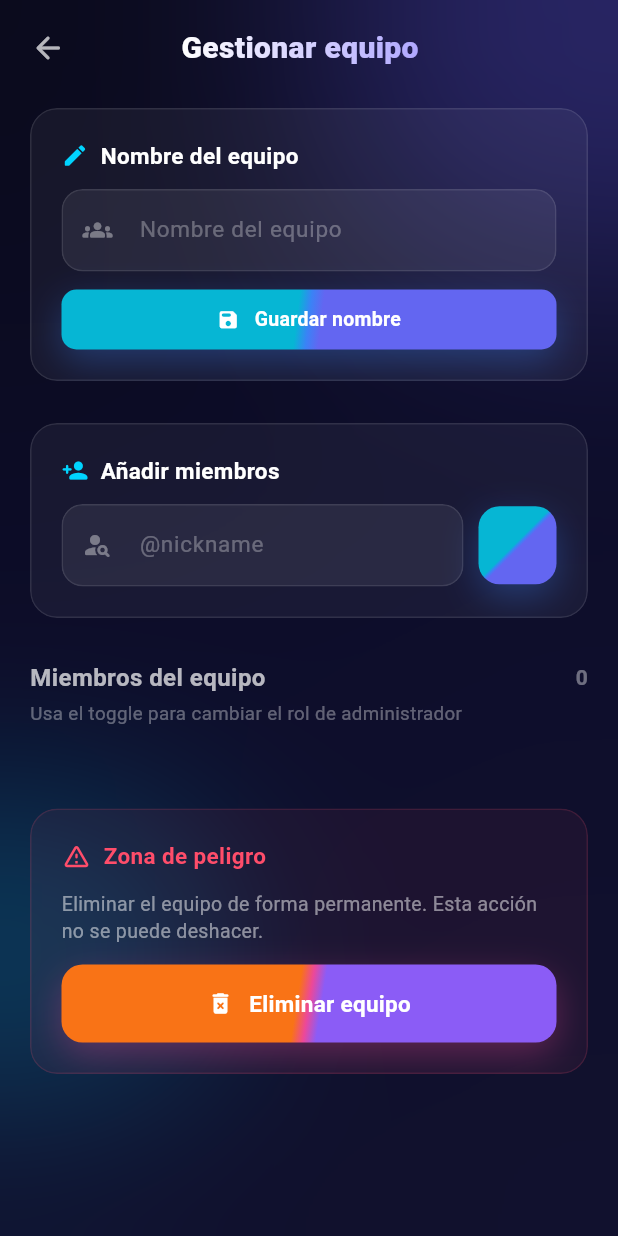
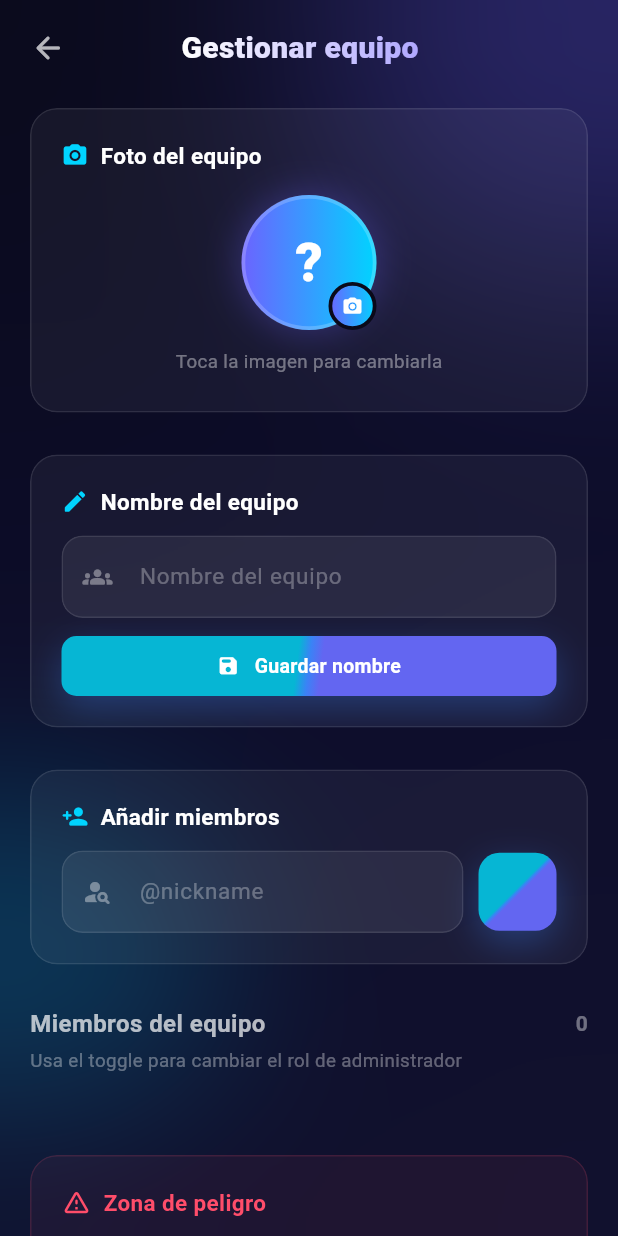
Before and after one commit to conor0mcgregor/gromy, a Flutter app: the TeamManageScreen screen opened directly with empty values, on a phone screen of 412 x 824 dp. Run offline on Flutter 3.47's test engine with Material 3 defaults, Android fonts, the phone set to English and light mode, and no system bars; our stand-ins replace cloud_firestore, firebase_auth, firebase_core, firebase_storage, flutter_map, geolocator and 5 more; accounts and stored records are empty.

Commit message:
correccion de errores de gestion de equipos

```diff
--- /dev/null
+++ b/lib/features/team/data/services/team_storage_service.dart
@@ -0,0 +1,83 @@
+import 'dart:io';
+
+import 'package:firebase_storage/firebase_storage.dart';
+import 'package:image_picker/image_picker.dart';
+
+// ─────────────────────────────────────────────────────────────────────────────
+//  TeamStorageService  ·  Servicio de almacenamiento de imágenes de equipo
+//
+//  Gestiona la subida y eliminación de imágenes de perfil de equipo
+//  en Firebase Storage.
+//
+//  Ruta de almacenamiento: team_photos/<teamId>.jpg
+//
+//  Sigue el mismo patrón que FirebaseTournamentStorageService.
+//  SRP: solo gestiona el ciclo de vida de las imágenes de equipo en Storage.
+// ─────────────────────────────────────────────────────────────────────────────
+
+class TeamStorageService {
+  TeamStorageService({FirebaseStorage? storage})
+      : _storage = storage ?? FirebaseStorage.instance;
+
+  final FirebaseStorage _storage;
+
+  static const String _photoFolder = 'team_photos';
+
+  /// Referencia al archivo de foto del equipo.
+  Reference _photoRef(String teamId) =>
+      _storage.ref('$_photoFolder/$teamId.jpg');
+
+  /// Sube la imagen de perfil del equipo y devuelve la URL de descarga.
+  ///
+  /// Si [imageFile] es un XFile (de image_picker), se sube a Firebase Storage.
+  /// Devuelve la URL pública de descarga.
+  Future<String> uploadTeamPhoto({
+    required String teamId,
+    required XFile imageFile,
+  }) async {
+    try {
+      final ref = _photoRef(teamId);
+      final metadata = SettableMetadata(contentType: 'image/jpeg');
+
+      // Usamos putFile en plataformas nativas; putData como fallback web.
+      late final TaskSnapshot snapshot;
+      if (identical(0, 0.0)) {
+        // Web: lee bytes
+        final bytes = await imageFile.readAsBytes();
+        snapshot = await ref.putData(bytes, metadata);
+      } else {
+        snapshot = await ref.putFile(File(imageFile.path), metadata);
+      }
+
+      return await snapshot.ref.getDownloadURL();
+    } on FirebaseException catch (e) {
+      throw TeamStorageException(
+        'Firebase Storage error [${e.code}]: ${e.message}',
+      );
+    } catch (e) {
+      throw TeamStorageException(
+        'Error inesperado al subir la foto del equipo: $e',
+      );
+    }
+  }
+
+  /// Elimina la foto de perfil del equipo si existe.
+  Future<void> deleteTeamPhoto(String teamId) async {
+    try {
+      await _photoRef(teamId).delete();
+    } on FirebaseException catch (e) {
+      // Si el objeto no existe (object-not-found) lo ignoramos.
+      if (e.code == 'object-not-found') return;
+      rethrow;
+    }
+  }
+}
+
+/// Excepción semántica para errores de subida de foto de equipo.
+class TeamStorageException implements Exception {
+  const TeamStorageException(this.message);
+  final String message;
+
+  @override
+  String toString() => 'TeamStorageException: $message';
+}
--- a/lib/features/team/presentation/controllers/team_form_controller.dart
+++ b/lib/features/team/presentation/controllers/team_form_controller.dart
@@ -1,6 +1,7 @@
 import 'dart:typed_data';
 
 import 'package:flutter/material.dart';
+import 'package:image_picker/image_picker.dart';
 
 import '../../../../features/user/data/models/user_public_profile.dart';
 
@@ -56,6 +57,7 @@ class TeamFormController extends ChangeNotifier {
   // ── Step 0: Identidad ──
   final nameController = TextEditingController();
   String? nameError;
+  XFile? coverImage;
   Uint8List? coverBytes;
 
   // ── Step 1: Miembros ──
--- a/lib/features/team/presentation/screens/team_manage_screen.dart
+++ b/lib/features/team/presentation/screens/team_manage_screen.dart
@@ -1,6 +1,7 @@
 import 'dart:ui';
 
 import 'package:flutter/material.dart';
+import 'package:image_picker/image_picker.dart';
 
 import '../../../../core/getColors/getter_colors.dart';
 import '../../../../core/widgets/glass_text_field.dart';
@@ -9,6 +10,7 @@ import '../../../../core/widgets/gradient_button.dart';
 import '../../../../core/widgets/toggle_switch.dart';
 import '../../../../database/team/models/app_team.dart';
 import '../../../../database/team/services/firestore_team_service.dart';
+import '../../data/services/team_storage_service.dart';
 import '../../../user/data/models/app_user.dart';
 import '../../../user/data/services/firestore_user_service.dart';
 import '../widgets/team_member_tile.dart';
@@ -37,6 +39,8 @@ class _TeamManageScreenState extends State<TeamManageScreen>
   late AppTeam _team;
   final _teamService = FirestoreTeamService();
   final _userService = FirestoreUserService();
+  final _storageService = TeamStorageService();
+  final _imagePicker = ImagePicker();
 
   final _nameController = TextEditingController();
   final _memberController = TextEditingController();
@@ -44,6 +48,7 @@ class _TeamManageScreenState extends State<TeamManageScreen>
   String? _memberError;
   bool _isSearching = false;
   bool _isSavingName = false;
+  bool _isUploadingPhoto = false;
   bool _isDeleting = false;
 
   final Map<String, AppUser?> _userCache = {};
@@ -125,6 +130,36 @@ class _TeamManageScreenState extends State<TeamManageScreen>
       _showSnackBar('Error al actualizar el nombre.', isError: true);
     } finally {
       if (mounted) setState(() => _isSavingName = false);
+    }
+  }
+
+  Future<void> _changePhoto() async {
+    FocusScope.of(context).unfocus();
+    try {
+      final picked = await _imagePicker.pickImage(
+        source: ImageSource.gallery,
+        imageQuality: 85,
+        maxWidth: 800,
+      );
+      if (picked == null) return;
+
+      setState(() => _isUploadingPhoto = true);
+
+      final photoUrl = await _storageService.uploadTeamPhoto(
+        teamId: _team.id,
+        imageFile: picked,
+      );
+
+      final updated = _team.copyWith(photoUrl: photoUrl);
+      await _teamService.updateTeam(updated);
+      setState(() => _team = updated);
+      _showSnackBar('Foto actualizada.', isError: false);
+    } on TeamStorageException catch (e) {
+      _showSnackBar('Error al subir la foto: ${e.message}', isError: true);
+    } catch (_) {
+      _showSnackBar('No se pudo cambiar la foto.', isError: true);
+    } finally {
+      if (mounted) setState(() => _isUploadingPhoto = false);
     }
   }
 
@@ -394,6 +429,8 @@ class _TeamManageScreenState extends State<TeamManageScreen>
                           child: Column(
                             crossAxisAlignment: CrossAxisAlignment.start,
                             children: [
+                              _buildPhotoSection(),
+                              const SizedBox(height: 28),
                               _buildNameSection(),
                               const SizedBox(height: 28),
                               _buildAddMemberSection(),
@@ -412,6 +449,127 @@ class _TeamManageScreenState extends State<TeamManageScreen>
               ),
             ),
           ),
+        ],
+      ),
+    );
+  }
+
+  // ── Sección: foto del equipo ──
+
+  Widget _buildPhotoSection() {
+    final hasPhoto = _team.photoUrl != null && _team.photoUrl!.isNotEmpty;
+    final initial = _team.name.isNotEmpty ? _team.name[0].toUpperCase() : '?';
+
+    return _buildSectionCard(
+      icon: Icons.camera_alt_rounded,
+      title: 'Foto del equipo',
+      child: Column(
+        children: [
+          const SizedBox(height: 16),
+          Center(
+            child: GestureDetector(
+              onTap: _isUploadingPhoto ? null : _changePhoto,
+              child: Stack(
+                children: [
+                  Container(
+                    width: 90,
+                    height: 90,
+                    decoration: BoxDecoration(
+                      shape: BoxShape.circle,
+                      gradient: hasPhoto
+                          ? null
+                          : const LinearGradient(
+                              colors: [Color(0xFF6C63FF), Color(0xFF00D4FF)],
+                            ),
+                      border: Border.all(
+                        color: Colors.white.withValues(alpha: 0.2),
+                        width: 2.5,
+                      ),
+                      boxShadow: [
+                        BoxShadow(
+                          color: const Color(0xFF6C63FF).withValues(alpha: 0.3),
+                          blurRadius: 20,
+                          spreadRadius: 2,
+                        ),
+                      ],
+                    ),
+                    child: ClipOval(
+                      child: hasPhoto
+                          ? Image.network(
+                              _team.photoUrl!,
+                              fit: BoxFit.cover,
+                              errorBuilder: (_, _, _) => Center(
+                                child: Text(
+                                  initial,
+                                  style: const TextStyle(
+                                    color: Colors.white,
+                                    fontSize: 36,
+                                    fontWeight: FontWeight.w800,
+                                  ),
+                                ),
+                              ),
+                            )
+                          : Center(
+                              child: Text(
+                                initial,
+                                style: const TextStyle(
+                                  color: Colors.white,
+                                  fontSize: 36,
+                                  fontWeight: FontWeight.w800,
+                                ),
+                              ),
+                            ),
+                    ),
+                  ),
+                  // Overlay de cámara
+                  Positioned(
+                    bottom: 0,
+                    right: 0,
+                    child: Container(
+                      width: 32,
+                      height: 32,
+                      decoration: BoxDecoration(
+                        shape: BoxShape.circle,
+                        gradient: const LinearGradient(
+                          colors: [Color(0xFF6C63FF), Color(0xFF00D4FF)],
+                        ),
+                        border: Border.all(
+                          color: const Color(0xFF0A0A1A),
+                          width: 2.5,
+                        ),
+                      ),
+                      child: _isUploadingPhoto
+                          ? const Padding(
+                              padding: EdgeInsets.all(6),
+                              child: CircularProgressIndicator(
+                                strokeWidth: 2,
+                                color: Colors.white,
+                              ),
+                            )
+                          : const Icon(
+                              Icons.camera_alt_rounded,
+                              color: Colors.white,
+                              size: 14,
+                            ),
+                    ),
+                  ),
+                ],
+              ),
+            ),
+          ),
+          const SizedBox(height: 12),
+          Center(
+            child: Text(
+              _isUploadingPhoto
+                  ? 'Subiendo foto...'
+                  : 'Toca la imagen para cambiarla',
+              style: TextStyle(
+                color: Colors.white.withValues(alpha: 0.4),
+                fontSize: 12.5,
+              ),
+            ),
+          ),
+          const SizedBox(height: 4),
         ],
       ),
     );
```
Also changed, not shown: lib/features/team/presentation/controllers/create_team_controller.dart (+34 -4 lines), lib/features/team/presentation/screens/create_team_screen.dart (+8 -2 lines).
